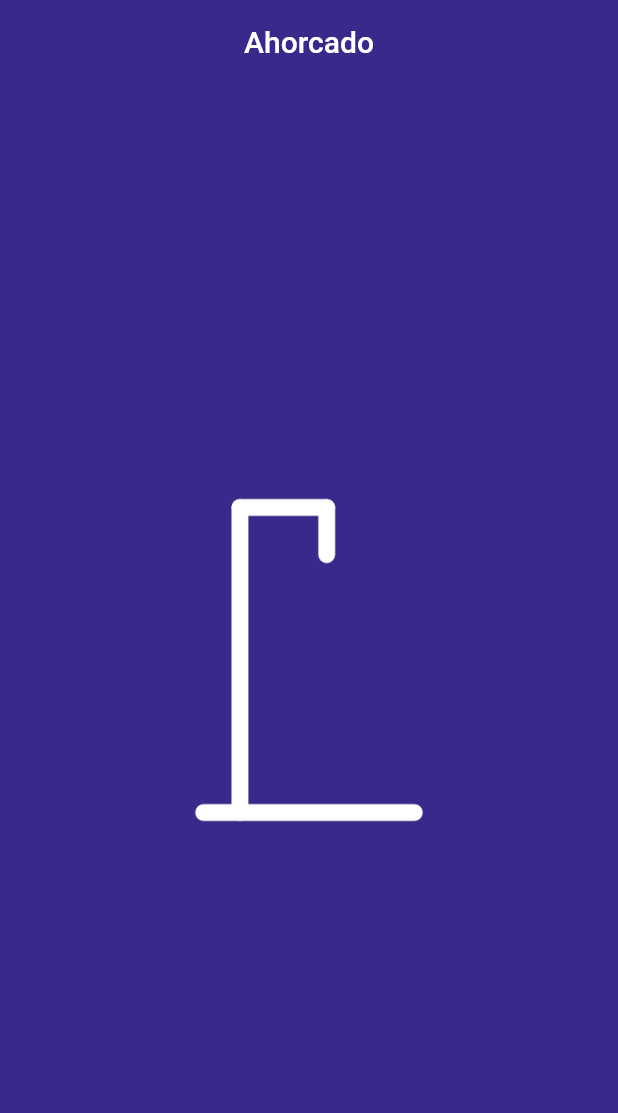
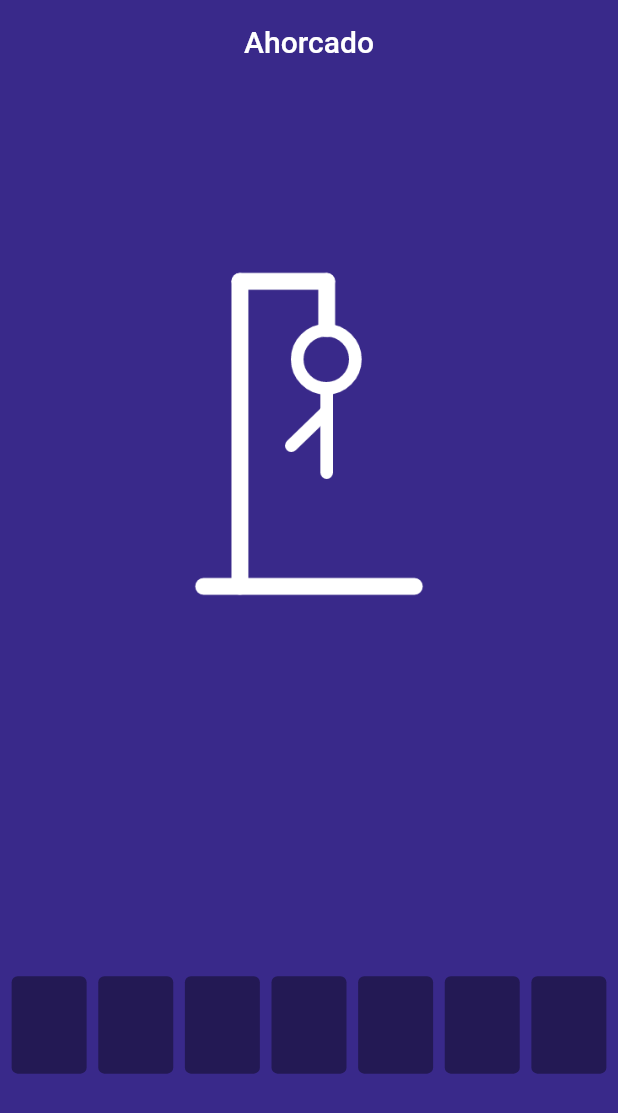
Before and after one commit to NestorGH/Hangman-game, a Flutter app: the screen it shows after launch, on a phone screen of 412 x 824 dp. Shown: the top 1113 px of the screen. Run offline on Flutter 3.47's test engine with Material 2 defaults, Android fonts, the phone set to English and light mode, and no system bars.

Commit message:
Agregando los widget para la eleccion de las imagenes y la palabra

```diff
--- a/lib/main.dart
+++ b/lib/main.dart
@@ -1,6 +1,8 @@
 import 'package:flutter/material.dart';
 import 'package:hangman/ui/colorcitos.dart';
 import 'package:hangman/ui/widget/figure_image.dart';
+import 'package:hangman/ui/widget/letter.dart';
+import 'package:hangman/utils/game.dart';
 
 void main() {
   runApp(const MyApp());
@@ -26,6 +28,9 @@ class HomeApp extends StatefulWidget {
 }
 
 class _HomeAppState extends State<HomeApp> {
+  //Elegir la palabra
+  String word = "Flutter";
+
   @override
   Widget build(BuildContext context) {
     return Scaffold(
@@ -43,10 +48,27 @@ class _HomeAppState extends State<HomeApp> {
           Center(
             child: Stack(
               children: [
-                //La figurita del widget
-                figureImage(true, "assets/hang.png")
+                //La figuritas cambiaran en base al numero de intentos
+                figureImage(Game.tries >= 0, "assets/hang.png"),
+                figureImage(Game.tries >= 1, "assets/head.png"),
+                figureImage(Game.tries >= 2, "assets/body.png"),
+                figureImage(Game.tries >= 3, "assets/ra.png"),
+                figureImage(Game.tries >= 4, "assets/la.png"),
+                figureImage(Game.tries >= 5, "assets/rl.png"),
+                figureImage(Game.tries >= 6, "assets/ll.png"),
               ],
             ),
+          ),
+          const SizedBox(
+            height: 20,
+          ),
+          //------------Widget para crear la palabra oculta--------------
+          Row(
+            mainAxisAlignment: MainAxisAlignment.spaceEvenly,
+            children: word
+                .split("")
+                .map((e) => letter(e.toUpperCase(), true))
+                .toList(),
           )
         ],
       ),
--- /dev/null
+++ b/lib/ui/widget/letter.dart
@@ -0,0 +1,25 @@
+import 'package:flutter/material.dart';
+import 'package:hangman/ui/colorcitos.dart';
+
+Widget letter(String character, bool hidden) {
+  return Container(
+    height: 65,
+    width: 50,
+    padding: const EdgeInsets.all(12.0),  //Padding
+    decoration: BoxDecoration(
+      color: AppColor.primaryColorDark,
+      borderRadius: BorderRadius.circular(4.0),
+    ),
+    child: Visibility(
+      visible: !hidden,
+      child: Text(
+        character,
+        style: const TextStyle(
+          color: Colors.white,
+          fontWeight: FontWeight.bold,
+          fontSize: 40.0,
+        ),
+      ),
+    ),
+  );
+}
--- /dev/null
+++ b/lib/utils/game.dart
@@ -0,0 +1,4 @@
+class Game {
+  //Agregando el numero de intentos
+  static int tries = 3;
+}
```
